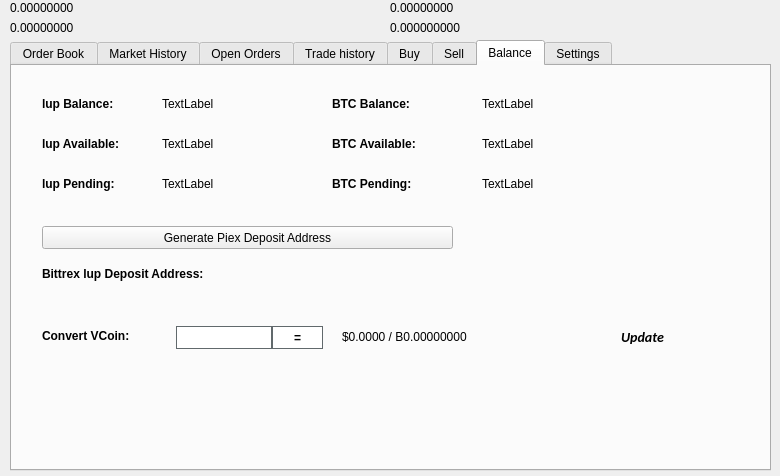
Before: the Qt Designer form src/qt/forms/tradingdialog.ui in 1UP-Coin/1UP, drawn with Qt 5.
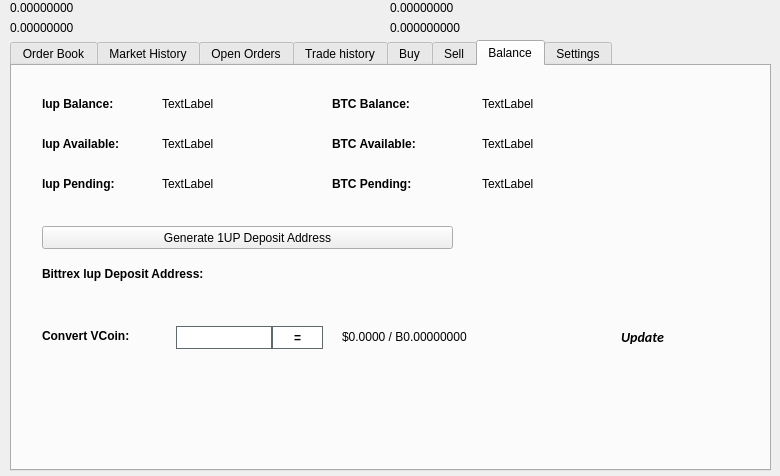
After: the same form once the commit is applied. The open tabs and pages were chosen to show the change. Icons and pictures are not drawn.

Commit message: Change all occurences of Piex to 1up

Diff of the .ui file:
```diff
--- a/src/qt/forms/tradingdialog.ui
+++ b/src/qt/forms/tradingdialog.ui
@@ -2941,7 +2941,7 @@
       </rect>
      </property>
      <property name="text">
-      <string>Generate Piex Deposit Address</string>
+      <string>Generate 1UP Deposit Address</string>
      </property>
      <property name="icon">
       <iconset resource="../1up.qrc">
```
Left out of the diff: 2 changed lines with no effect on the pictures. The commit also changes 61 other files.
